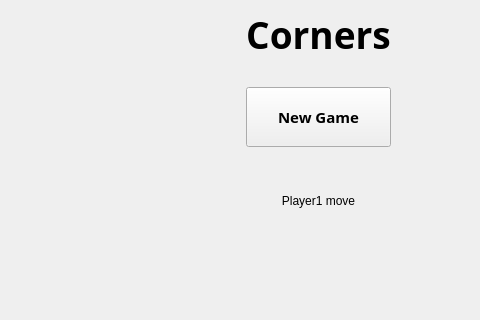
The window that Corners/cornersgame.ui (srgynmv/Corners) describes before a commit, drawn with Qt 5; both pictures show x 320 to 800 and y 0 to 320 of the 800 by 600 pixel window.
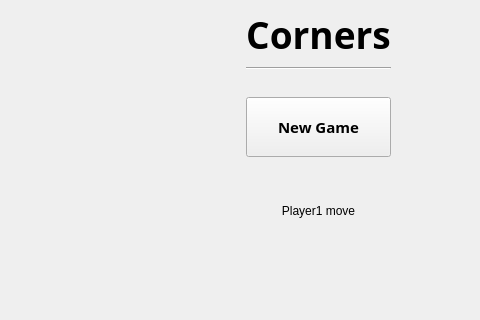
The same window after the commit.

```diff
--- a/Corners/cornersgame.ui
+++ b/Corners/cornersgame.ui
@@ -100,6 +100,13 @@
         </property>
        </widget>
       </item>
+      <item>
+       <widget class="Line" name="line">
+        <property name="orientation">
+         <enum>Qt::Horizontal</enum>
+        </property>
+       </widget>
+      </item>
       <item>
        <spacer name="verticalSpacer_3">
         <property name="orientation">
```
Left out of the diff: 2 changed lines with no effect on the pictures.
